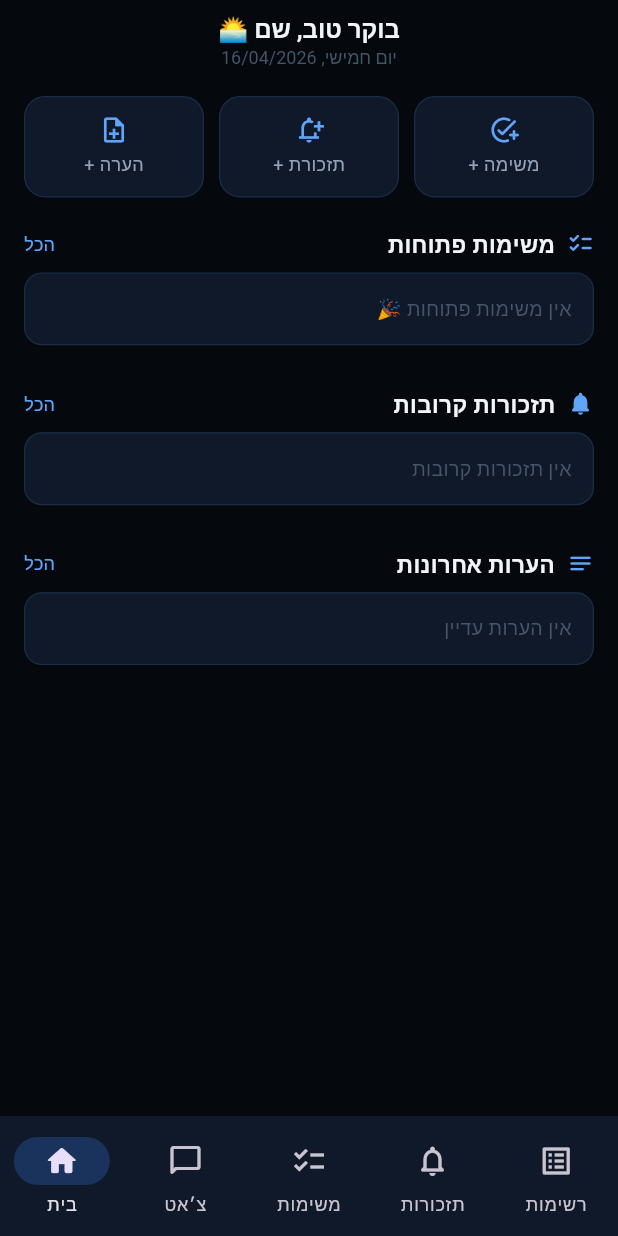
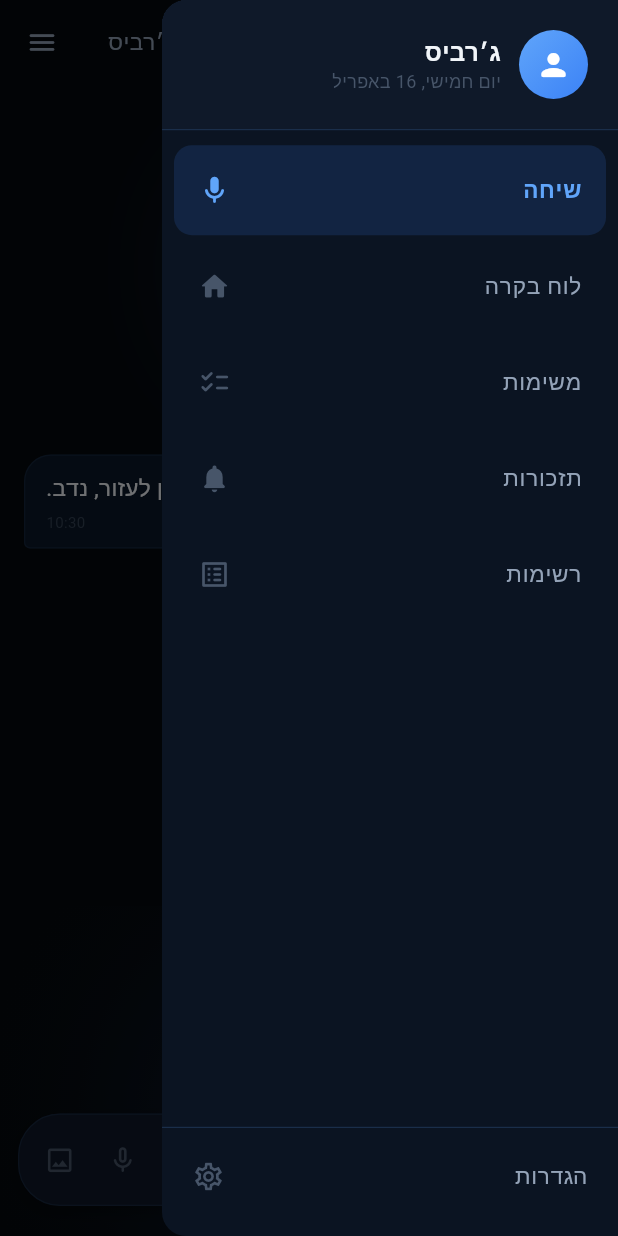
Before and after one commit to NadavZ-sketch/jarvis-server-nadav, a Flutter app: the MainShell screen opened directly, with the side drawer open (before the commit the screen has no drawer), on a phone screen of 412 x 824 dp. Run offline on Flutter 3.47's test engine with Material 3 defaults, Android fonts, the phone set to English and light mode, and no system bars; our stand-ins replace audioplayers, flutter_local_notifications, image_picker, shared_preferences, speech_to_text, timezone; accounts and stored records are empty; network calls fail; Roboto replaces fonts that are missing (Heebo).

Commit message:
fix + redesign: HTML error detection, voice-first UI, side drawer navigation
- api_service: detect HTML responses (Render.com cold-start) and throw
  Hebrew error; increase timeout 15s→30s
- main_shell: replace NavigationBar with endDrawer, default to Chat tab
- app_drawer: new RTL side drawer with user header, nav items, settings
- main: orb 78→114px idle, tappable orb triggers voice, _orbHint label,
  menu icon opens drawer, removed duplicate settings button

https://claude.ai/code/session_016rcvsVww1aBLZpUo9dacG6

```diff
--- a/jarvis_mobile/lib/main.dart
+++ b/jarvis_mobile/lib/main.dart
@@ -163,9 +163,9 @@ class _JarvisOrb extends StatelessWidget {
 
   double get _size {
     switch (state) {
-      case JarvisState.thinking: return 90.0;
-      case JarvisState.speaking: return 86.0;
-      default: return 78.0;
+      case JarvisState.thinking: return 100.0;
+      case JarvisState.speaking: return 96.0;
+      default: return 114.0;
     }
   }
 
@@ -329,11 +329,13 @@ class _ChatBubble extends StatelessWidget {
 class ChatScreen extends StatefulWidget {
   final AppSettings? initialSettings;
   final ValueChanged<AppSettings>? onSettingsChanged;
+  final VoidCallback? onOpenDrawer;
 
   const ChatScreen({
     super.key,
     this.initialSettings,
     this.onSettingsChanged,
+    this.onOpenDrawer,
   });
 
   @override
@@ -765,6 +767,16 @@ class _ChatScreenState extends State<ChatScreen> with TickerProviderStateMixin {
     }
   }
 
+  String get _orbHint {
+    switch (_currentState) {
+      case JarvisState.listening:
+        return _listeningText.isEmpty ? 'מקשיב...' : _listeningText;
+      case JarvisState.thinking: return 'חושב...';
+      case JarvisState.speaking: return 'מדבר...';
+      default:                   return 'לחץ לדיבור';
+    }
+  }
+
   // ─── Build ────────────────────────────────────────────────────────────────────
   @override
   Widget build(BuildContext context) {
@@ -790,20 +802,16 @@ class _ChatScreenState extends State<ChatScreen> with TickerProviderStateMixin {
         ),
         leading: IconButton(
           icon: const Icon(Icons.menu_rounded, color: JC.textSecondary, size: 22),
-          onPressed: _openSettings,
+          onPressed: () => widget.onOpenDrawer?.call() ?? _openSettings(),
         ),
-        title: AnimatedSwitcher(
-          duration: const Duration(milliseconds: 300),
-          child: Text(
-            _stateLabel,
-            key: ValueKey(_stateLabel),
-            style: const TextStyle(
+        title: const Text(
+          'ג׳רביס',
+          style: TextStyle(
             color: JC.textSecondary,
-              fontSize: 14,
+            fontSize: 15,
             fontWeight: FontWeight.w500,
             letterSpacing: 0.3,
             fontFamily: 'Heebo',
-            ),
           ),
         ),
         actions: [
@@ -813,14 +821,7 @@ class _ChatScreenState extends State<ChatScreen> with TickerProviderStateMixin {
             tooltip: 'העתק שיחה',
             onPressed: _copyChat,
           ),
-          Padding(
-            padding: const EdgeInsets.only(right: 12),
-            child: IconButton(
-              icon: const Icon(Icons.settings_outlined,
-                  color: JC.textSecondary, size: 20),
-              onPressed: _openSettings,
-            ),
-          ),
+          const SizedBox(width: 4),
         ],
       ),
 
@@ -850,12 +851,37 @@ class _ChatScreenState extends State<ChatScreen> with TickerProviderStateMixin {
           Column(
             children: [
 
-              // ── Orb ──────────────────────────────────────────────────────────
+              // ── Orb (tappable — primary mic trigger) ─────────────────────
               Padding(
-                padding: const EdgeInsets.only(top: 100, bottom: 8),
-                child: _JarvisOrb(
+                padding: const EdgeInsets.only(top: 96, bottom: 4),
+                child: GestureDetector(
+                  onTap: _listen,
+                  child: Column(
+                    children: [
+                      _JarvisOrb(
                         state: _currentState,
                         breathAnim: _orbBreath,
+                      ),
+                      const SizedBox(height: 10),
+                      AnimatedSwitcher(
+                        duration: const Duration(milliseconds: 250),
+                        child: Text(
+                          _orbHint,
+                          key: ValueKey(_orbHint),
+                          style: TextStyle(
+                            color: _currentState == JarvisState.listening
+                                ? JC.blue400
+                                : JC.textMuted,
+                            fontSize: 13,
+                            fontFamily: 'Heebo',
+                            fontWeight: _currentState == JarvisState.listening
+                                ? FontWeight.w500
+                                : FontWeight.normal,
+                          ),
+                        ),
+                      ),
+                    ],
+                  ),
                 ),
               ),
 
@@ -909,25 +935,6 @@ class _ChatScreenState extends State<ChatScreen> with TickerProviderStateMixin {
                 ),
               ),
 
-              // ── Listening hint ────────────────────────────────────────────────
-              AnimatedSize(
-                duration: const Duration(milliseconds: 200),
-                child: isListening && _listeningText.isNotEmpty
-                    ? Padding(
-                        padding: const EdgeInsets.fromLTRB(16, 0, 16, 6),
-                        child: Text(
-                          _listeningText,
-                          style: const TextStyle(
-                            color: JC.textSecondary,
-                            fontStyle: FontStyle.italic,
-                            fontSize: 13,
-                            fontFamily: 'Heebo',
-                          ),
-                          textDirection: TextDirection.rtl,
-                        ),
-                      )
-                    : const SizedBox.shrink(),
-              ),
 
               // ── Image preview ─────────────────────────────────────────────────
               if (_imageBytes != null)
--- a/jarvis_mobile/lib/main_shell.dart
+++ b/jarvis_mobile/lib/main_shell.dart
@@ -2,6 +2,7 @@ import 'package:flutter/material.dart';
 import 'package:flutter/services.dart';
 import 'main.dart' show JC, ChatScreen;
 import 'app_settings.dart';
+import 'screens/app_drawer.dart';
 import 'screens/dashboard_screen.dart';
 import 'screens/tasks_screen.dart';
 import 'screens/reminders_screen.dart';
@@ -15,7 +16,10 @@ class MainShell extends StatefulWidget {
 }
 
 class _MainShellState extends State<MainShell> {
-  int _selectedIndex = 0;
+  final _scaffoldKey = GlobalKey<ScaffoldState>();
+
+  // Start on Chat tab (index 1)
+  int _selectedIndex = 1;
   AppSettings _settings = AppSettings();
 
   int _taskCount     = 0;
@@ -38,10 +42,21 @@ class _MainShellState extends State<MainShell> {
     setState(() => _selectedIndex = i);
   }
 
+  void _openDrawer() {
+    _scaffoldKey.currentState?.openEndDrawer();
+  }
+
   @override
   Widget build(BuildContext context) {
     return Scaffold(
+      key: _scaffoldKey,
       backgroundColor: JC.bg,
+      endDrawer: AppDrawer(
+        selectedIndex: _selectedIndex,
+        onNavigate: _onTabTapped,
+        settings: _settings,
+        onSettingsChanged: _onSettingsChanged,
+      ),
       body: IndexedStack(
         index: _selectedIndex,
         children: [
@@ -50,10 +65,11 @@ class _MainShellState extends State<MainShell> {
             settings: _settings,
             onNavigate: _onTabTapped,
           ),
-          // 1 — Chat
+          // 1 — Chat (main screen)
           ChatScreen(
             initialSettings: _settings,
             onSettingsChanged: _onSettingsChanged,
+            onOpenDrawer: _openDrawer,
           ),
           // 2 — Tasks
           TasksScreen(
@@ -69,54 +85,6 @@ class _MainShellState extends State<MainShell> {
           ListsScreen(settings: _settings),
         ],
       ),
-      bottomNavigationBar: NavigationBar(
-        selectedIndex: _selectedIndex,
-        onDestinationSelected: _onTabTapped,
-        backgroundColor: JC.surfaceAlt,
-        indicatorColor: JC.blue500.withOpacity(0.25),
-        labelBehavior: NavigationDestinationLabelBehavior.alwaysShow,
-        animationDuration: const Duration(milliseconds: 300),
-        destinations: [
-          const NavigationDestination(
-            icon: Icon(Icons.home_outlined),
-            selectedIcon: Icon(Icons.home_rounded),
-            label: 'בית',
-          ),
-          const NavigationDestination(
-            icon: Icon(Icons.chat_bubble_outline_rounded),
-            selectedIcon: Icon(Icons.chat_bubble_rounded),
-            label: 'צ׳אט',
-          ),
-          NavigationDestination(
-            icon: _badgeIcon(Icons.checklist_outlined, _taskCount),
-            selectedIcon: _badgeIcon(Icons.checklist_rounded, _taskCount),
-            label: 'משימות',
-          ),
-          NavigationDestination(
-            icon: _badgeIcon(Icons.notifications_none_rounded, _reminderCount),
-            selectedIcon:
-                _badgeIcon(Icons.notifications_rounded, _reminderCount),
-            label: 'תזכורות',
-          ),
-          const NavigationDestination(
-            icon: Icon(Icons.list_alt_outlined),
-            selectedIcon: Icon(Icons.list_alt_rounded),
-            label: 'רשימות',
-          ),
-        ],
-      ),
-    );
-  }
-
-  static Widget _badgeIcon(IconData icon, int count) {
-    if (count == 0) return Icon(icon);
-    return Badge(
-      label: Text(
-        count > 99 ? '99+' : '$count',
-        style: const TextStyle(fontSize: 10, fontFamily: 'Heebo'),
-      ),
-      backgroundColor: JC.blue500,
-      child: Icon(icon),
     );
   }
 }
--- /dev/null
+++ b/jarvis_mobile/lib/screens/app_drawer.dart
@@ -0,0 +1,210 @@
+import 'package:flutter/material.dart';
+import '../main.dart' show JC;
+import '../app_settings.dart';
+import '../settings_screen.dart';
+import '../transitions/slide_fade_route.dart';
+
+class AppDrawer extends StatelessWidget {
+  final int selectedIndex;
+  final ValueChanged<int> onNavigate;
+  final AppSettings settings;
+  final ValueChanged<AppSettings>? onSettingsChanged;
+
+  const AppDrawer({
+    super.key,
+    required this.selectedIndex,
+    required this.onNavigate,
+    required this.settings,
+    this.onSettingsChanged,
+  });
+
+  String _hebrewDate() {
+    final now = DateTime.now();
+    const days   = ['ראשון', 'שני', 'שלישי', 'רביעי', 'חמישי', 'שישי', 'שבת'];
+    const months = ['ינואר', 'פברואר', 'מרץ', 'אפריל', 'מאי', 'יוני',
+                    'יולי', 'אוגוסט', 'ספטמבר', 'אוקטובר', 'נובמבר', 'דצמבר'];
+    return 'יום ${days[now.weekday % 7]}, ${now.day} ב${months[now.month - 1]}';
+  }
+
+  @override
+  Widget build(BuildContext context) {
+    return Drawer(
+      backgroundColor: JC.surface,
+      child: Column(
+        children: [
+          // ── Header ───────────────────────────────────────────────────────
+          Container(
+            width: double.infinity,
+            padding: EdgeInsets.only(
+              top: MediaQuery.of(context).padding.top + 20,
+              bottom: 20,
+              right: 20,
+              left: 20,
+            ),
+            decoration: const BoxDecoration(
+              color: JC.surfaceAlt,
+              border: Border(bottom: BorderSide(color: JC.border, width: 0.8)),
+            ),
+            child: Row(
+              textDirection: TextDirection.rtl,
+              children: [
+                Container(
+                  width: 46, height: 46,
+                  decoration: const BoxDecoration(
+                    shape: BoxShape.circle,
+                    gradient: LinearGradient(
+                      colors: [JC.blue400, JC.blue500],
+                      begin: Alignment.topLeft,
+                      end: Alignment.bottomRight,
+                    ),
+                  ),
+                  child: const Icon(Icons.person_rounded,
+                      color: Colors.white, size: 24),
+                ),
+                const SizedBox(width: 12),
+                Expanded(
+                  child: Column(
+                    crossAxisAlignment: CrossAxisAlignment.end,
+                    children: [
+                      Text(
+                        settings.userName.isEmpty ? 'ג׳רביס' : settings.userName,
+                        style: const TextStyle(
+                          color: JC.textPrimary, fontSize: 16,
+                          fontWeight: FontWeight.w600, fontFamily: 'Heebo',
+                        ),
+                      ),
+                      Text(
+                        _hebrewDate(),
+                        style: const TextStyle(
+                          color: JC.textMuted, fontSize: 12, fontFamily: 'Heebo',
+                        ),
+                      ),
+                    ],
+                  ),
+                ),
+              ],
+            ),
+          ),
+
+          // ── Nav items ────────────────────────────────────────────────────
+          Expanded(
+            child: ListView(
+              padding: const EdgeInsets.symmetric(vertical: 8),
+              children: [
+                _NavItem(
+                  icon: Icons.mic_rounded,
+                  label: 'שיחה',
+                  selected: selectedIndex == 1,
+                  onTap: () { Navigator.pop(context); onNavigate(1); },
+                ),
+                _NavItem(
+                  icon: Icons.home_rounded,
+                  label: 'לוח בקרה',
+                  selected: selectedIndex == 0,
+                  onTap: () { Navigator.pop(context); onNavigate(0); },
+                ),
+                _NavItem(
+                  icon: Icons.checklist_rounded,
+                  label: 'משימות',
+                  selected: selectedIndex == 2,
+                  onTap: () { Navigator.pop(context); onNavigate(2); },
+                ),
+                _NavItem(
+                  icon: Icons.notifications_rounded,
+                  label: 'תזכורות',
+                  selected: selectedIndex == 3,
+                  onTap: () { Navigator.pop(context); onNavigate(3); },
+                ),
+                _NavItem(
+                  icon: Icons.list_alt_rounded,
+                  label: 'רשימות',
+                  selected: selectedIndex == 4,
+                  onTap: () { Navigator.pop(context); onNavigate(4); },
+                ),
+              ],
+            ),
+          ),
+
+          // ── Settings footer ──────────────────────────────────────────────
+          Container(
+            decoration: const BoxDecoration(
+              border: Border(top: BorderSide(color: JC.border, width: 0.8)),
+            ),
+            child: ListTile(
+              contentPadding:
+                  const EdgeInsets.symmetric(horizontal: 20, vertical: 4),
+              leading: const Icon(Icons.settings_outlined,
+                  color: JC.textMuted, size: 22),
+              title: const Text(
+                'הגדרות',
+                style: TextStyle(
+                    color: JC.textSecondary,
+                    fontSize: 15,
+                    fontFamily: 'Heebo'),
+                textDirection: TextDirection.rtl,
+              ),
+              onTap: () {
+                Navigator.pop(context);
+                Navigator.push(
+                  context,
+                  SlideFadeRoute(
+                    page: SettingsScreen(
+                      settings: settings,
+                      onSave: (updated) async {
+                        await updated.save();
+                        onSettingsChanged?.call(updated);
+                      },
+                    ),
+                  ),
+                );
+              },
+            ),
+          ),
+          SizedBox(height: MediaQuery.of(context).padding.bottom + 8),
+        ],
+      ),
+    );
+  }
+}
+
+class _NavItem extends StatelessWidget {
+  final IconData icon;
+  final String label;
+  final bool selected;
+  final VoidCallback onTap;
+
+  const _NavItem({
+    required this.icon,
+    required this.label,
+    required this.selected,
+    required this.onTap,
+  });
+
+  @override
+  Widget build(BuildContext context) {
+    return Container(
+      margin: const EdgeInsets.symmetric(horizontal: 8, vertical: 2),
+      decoration: BoxDecoration(
+        color: selected ? JC.blue500.withOpacity(0.15) : Colors.transparent,
+        borderRadius: BorderRadius.circular(12),
+      ),
+      child: ListTile(
+        contentPadding:
+            const EdgeInsets.symmetric(horizontal: 16, vertical: 2),
+        leading: Icon(icon,
+            color: selected ? JC.blue400 : JC.textMuted, size: 22),
+        title: Text(
+          label,
+          textDirection: TextDirection.rtl,
+          style: TextStyle(
+            color: selected ? JC.blue400 : JC.textSecondary,
+            fontSize: 15,
+            fontWeight: selected ? FontWeight.w600 : FontWeight.normal,
+            fontFamily: 'Heebo',
+          ),
+        ),
+        onTap: onTap,
+      ),
+    );
+  }
+}
--- a/jarvis_mobile/lib/services/api_service.dart
+++ b/jarvis_mobile/lib/services/api_service.dart
@@ -4,17 +4,27 @@ import '../app_settings.dart';
 
 class ApiService {
   final AppSettings settings;
-  static const _timeout = Duration(seconds: 15);
+  static const _timeout = Duration(seconds: 30);
 
   ApiService(this.settings);
 
   Uri _uri(String path) => Uri.parse('${settings.serverUrl}$path');
 
+  // Detects Render.com cold-start HTML page and throws a clean error
+  String _safeBody(http.Response res) {
+    final body = res.body;
+    final trimmed = body.trimLeft();
+    if (trimmed.startsWith('<!DOCTYPE') || trimmed.startsWith('<html')) {
+      throw Exception('השרת אינו זמין כרגע — נסה שוב בעוד רגע');
+    }
+    return body;
+  }
+
   // ─── Tasks ────────────────────────────────────────────────────────────────
 
   Future<List<Map<String, dynamic>>> getTasks() async {
     final res = await http.get(_uri('/tasks')).timeout(_timeout);
-    final data = jsonDecode(res.body) as Map<String, dynamic>;
+    final data = jsonDecode(_safeBody(res)) as Map<String, dynamic>;
     return List<Map<String, dynamic>>.from(data['tasks'] ?? []);
   }
 
@@ -24,7 +34,7 @@ class ApiService {
       headers: {'Content-Type': 'application/json'},
       body: jsonEncode({'content': content}),
     ).timeout(_timeout);
-    return jsonDecode(res.body) as Map<String, dynamic>;
+    return jsonDecode(_safeBody(res)) as Map<String, dynamic>;
   }
 
   Future<void> deleteTask(String id) async {
@@ -42,14 +52,14 @@ class ApiService {
       headers: {'Content-Type': 'application/json'},
       body: jsonEncode(body),
     ).timeout(_timeout);
-    return jsonDecode(res.body) as Map<String, dynamic>;
+    return jsonDecode(_safeBody(res)) as Map<String, dynamic>;
   }
 
   // ─── Reminders ────────────────────────────────────────────────────────────
 
   Future<List<Map<String, dynamic>>> getReminders() async {
     final res = await http.get(_uri('/reminders')).timeout(_timeout);
-    final data = jsonDecode(res.body) as Map<String, dynamic>;
+    final data = jsonDecode(_safeBody(res)) as Map<String, dynamic>;
     return List<Map<String, dynamic>>.from(data['reminders'] ?? []);
   }
 
@@ -60,7 +70,7 @@ class ApiService {
       headers: {'Content-Type': 'application/json'},
       body: jsonEncode({'text': text, 'scheduled_time': scheduledTime}),
     ).timeout(_timeout);
-    return jsonDecode(res.body) as Map<String, dynamic>;
+    return jsonDecode(_safeBody(res)) as Map<String, dynamic>;
   }
 
   Future<void> deleteReminder(String id) async {
@@ -71,7 +81,7 @@ class ApiService {
 
   Future<List<Map<String, dynamic>>> getContacts() async {
     final res = await http.get(_uri('/contacts')).timeout(_timeout);
-    final data = jsonDecode(res.body) as Map<String, dynamic>;
+    final data = jsonDecode(_safeBody(res)) as Map<String, dynamic>;
     return List<Map<String, dynamic>>.from(data['contacts'] ?? []);
   }
 
@@ -83,7 +93,7 @@ class ApiService {
 
   Future<List<Map<String, dynamic>>> getShopping() async {
     final res = await http.get(_uri('/shopping')).timeout(_timeout);
-    final data = jsonDecode(res.body) as Map<String, dynamic>;
+    final data = jsonDecode(_safeBody(res)) as Map<String, dynamic>;
     return List<Map<String, dynamic>>.from(data['items'] ?? []);
   }
 
@@ -93,7 +103,7 @@ class ApiService {
       headers: {'Content-Type': 'application/json'},
       body: jsonEncode({'item': item}),
     ).timeout(_timeout);
-    return jsonDecode(res.body) as Map<String, dynamic>;
+    return jsonDecode(_safeBody(res)) as Map<String, dynamic>;
   }
 
   Future<void> deleteShoppingItem(String id) async {
@@ -104,7 +114,7 @@ class ApiService {
 
   Future<List<Map<String, dynamic>>> getNotes() async {
     final res = await http.get(_uri('/notes')).timeout(_timeout);
-    final data = jsonDecode(res.body) as Map<String, dynamic>;
+    final data = jsonDecode(_safeBody(res)) as Map<String, dynamic>;
     return List<Map<String, dynamic>>.from(data['notes'] ?? []);
   }
 
@@ -115,7 +125,7 @@ class ApiService {
       headers: {'Content-Type': 'application/json'},
       body: jsonEncode({'title': title, 'content': content}),
     ).timeout(_timeout);
-    return jsonDecode(res.body) as Map<String, dynamic>;
+    return jsonDecode(_safeBody(res)) as Map<String, dynamic>;
   }
 
   Future<void> deleteNote(String id) async {
@@ -132,6 +142,6 @@ class ApiService {
       headers: {'Content-Type': 'application/json'},
       body: jsonEncode(body),
     ).timeout(_timeout);
-    return jsonDecode(res.body) as Map<String, dynamic>;
+    return jsonDecode(_safeBody(res)) as Map<String, dynamic>;
   }
 }
```
Lines whose indentation alone changed are shown as unchanged.
